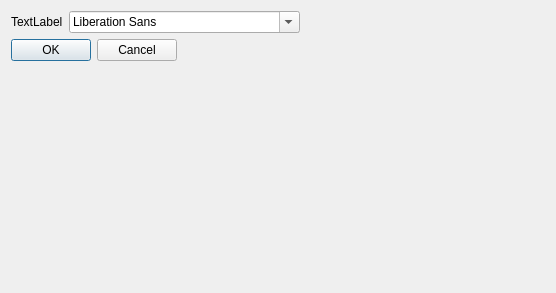
The window that font-settings.ui (katzenpost/katzenqt) describes before a commit, drawn with Qt 5.
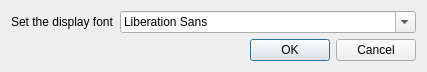
The same window after the commit.

```diff
--- a/font-settings.ui
+++ b/font-settings.ui
@@ -6,29 +6,25 @@
    <rect>
     <x>0</x>
     <y>0</y>
-    <width>556</width>
-    <height>293</height>
+    <width>427</width>
+    <height>66</height>
    </rect>
   </property>
   <property name="windowTitle">
    <string>Dialog</string>
   </property>
-  <layout class="QFormLayout" name="formLayout_2">
-   <item row="0" column="0">
     <layout class="QFormLayout" name="formLayout">
      <item row="0" column="0">
       <widget class="QLabel" name="label">
        <property name="text">
-        <string>TextLabel</string>
+      <string>Set the display font</string>
        </property>
       </widget>
      </item>
      <item row="0" column="1">
       <widget class="QFontComboBox" name="fontComboBox"/>
      </item>
-    </layout>
-   </item>
-   <item row="1" column="0">
+   <item row="1" column="0" colspan="2">
     <widget class="QDialogButtonBox" name="buttonBox">
      <property name="orientation">
       <enum>Qt::Orientation::Horizontal</enum>
```
Lines whose indentation alone changed are shown as unchanged.
